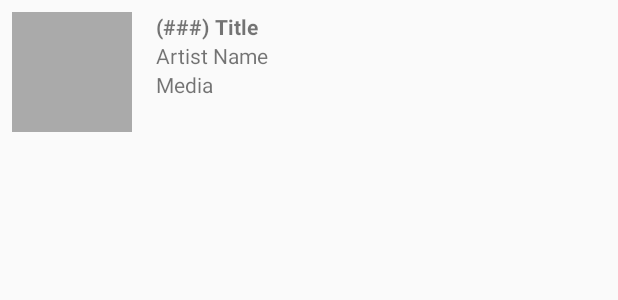
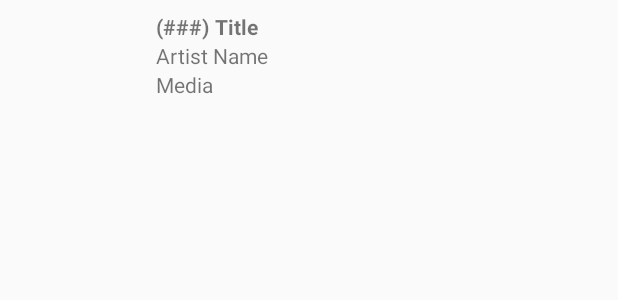
Before and after one commit to ryanpconnors/ArtThief, an Android app: the layout fragment_artwork_list_item.xml on its own in the app's theme, with its tools: preview values and no code run, on a phone screen of 412 x 824 dp. Shown: the top 300 px of the screen. Run offline under Robolectric (Android 15) with nearby library versions, the light colour scheme and no system bars.

Commit message:
Changes background of ArtWork List Item imageViews to transparent.

```diff
--- a/app/src/main/res/layout/fragment_artwork_list_item.xml
+++ b/app/src/main/res/layout/fragment_artwork_list_item.xml
@@ -11,7 +11,7 @@
         android:layout_width="@dimen/artwork_small_image_height"
         android:layout_height="@dimen/artwork_small_image_width"
         android:scaleType="centerInside"
-        android:background="@android:color/darker_gray"
+        android:background="@android:color/transparent"
         android:cropToPadding="true"
         android:foregroundGravity="center"/>
 
```
